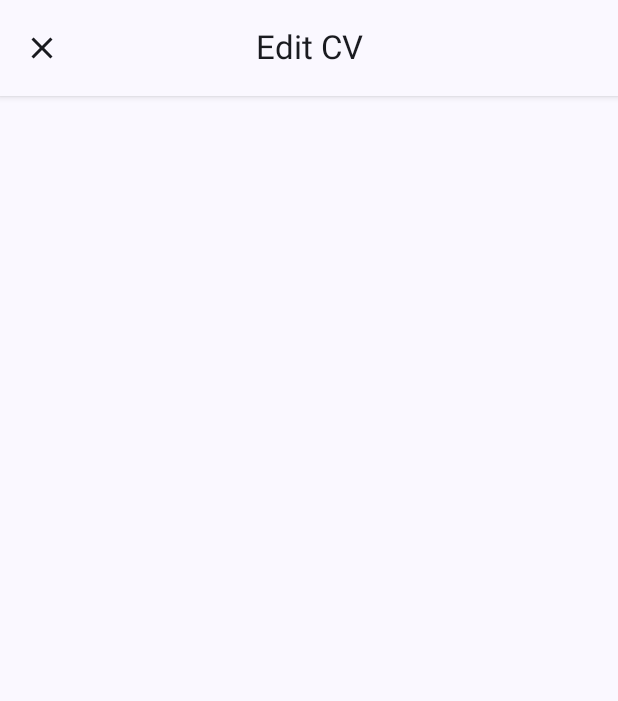
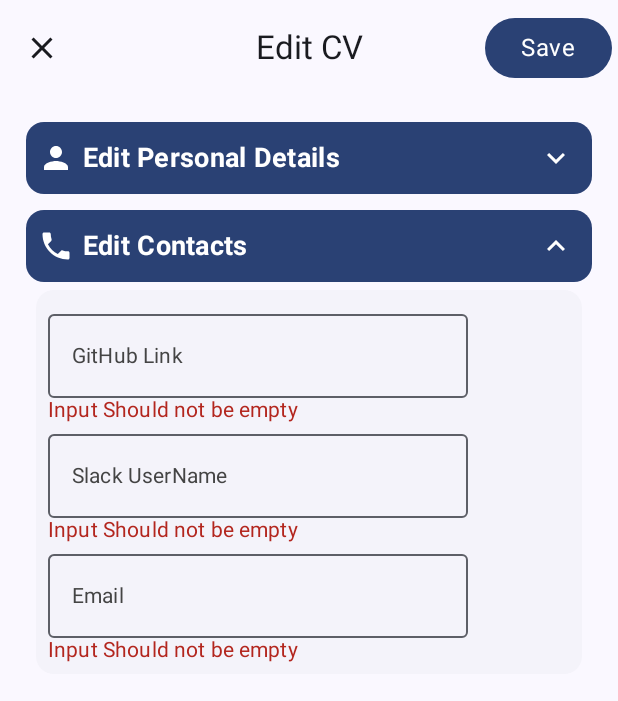
Before and after one commit to joykangangi/CVShowCase, an Android app built with Jetpack Compose: the composable EditCVScreen shown on its own in the app's theme, after a tap on "Close Icon", on a phone screen of 412 x 824 dp. Shown: the top 701 px of the screen. Run offline under Robolectric (Android 15) with nearby library versions, the phone set to English and light mode, and no system bars.

Commit message:
Implement EditCVScreen1

```diff
--- /dev/null
+++ b/app/src/main/java/com/jkangangi/cvshowcase/app/widgets/TextInput.kt
@@ -0,0 +1,38 @@
+package com.jkangangi.cvshowcase.app.widgets
+
+import androidx.compose.foundation.layout.Column
+import androidx.compose.material3.MaterialTheme
+import androidx.compose.material3.OutlinedTextField
+import androidx.compose.material3.Text
+import androidx.compose.runtime.Composable
+import androidx.compose.ui.Modifier
+import androidx.compose.ui.res.stringResource
+import com.jkangangi.cvshowcase.R
+
+@Composable
+fun TextInput(
+    modifier: Modifier = Modifier,
+    input: String,
+    onInputChange: (String) -> Unit,
+    txtLabel: String,
+) {
+    Column(
+        content = {
+            OutlinedTextField(
+                modifier = modifier,
+                value = input,
+                onValueChange = onInputChange,
+                textStyle = MaterialTheme.typography.bodyLarge,
+                label = { Text(text = txtLabel, style = MaterialTheme.typography.titleSmall) },
+            )
+
+            if (input.isEmpty()) {
+                Text(
+                    text = stringResource(id = R.string.input_err),
+                    style = MaterialTheme.typography.titleSmall,
+                    color = MaterialTheme.colorScheme.error
+                )
+            }
+        }
+    )
+}
--- a/app/src/main/java/com/jkangangi/cvshowcase/cv/CVState.kt
+++ b/app/src/main/java/com/jkangangi/cvshowcase/cv/CVState.kt
@@ -8,8 +8,8 @@ data class CVState(
     val jobRole: String = "",
     val bio: String = "",
     val contact: Contact = Contact(),
-    val techSkills: List<String> = emptyList(),
-    val softSkills: List<String> = emptyList(),
+    val techSkills: MutableList<String> = mutableListOf(),
+    val softSkills: MutableList<String> = mutableListOf(),
     val projects: List<CVBody> = emptyList(),
     val education: List<CVBody> = emptyList(),
     val volunteer: List<CVBody> = emptyList(),
@@ -21,6 +21,9 @@ data class Contact(
     val gitHub: String = "",
     val email: String = ""
 )
+/*data class Contact(
+    val name: String,
+)*/
 
 
 
--- a/app/src/main/java/com/jkangangi/cvshowcase/edit_cv/EditCVScreen.kt
+++ b/app/src/main/java/com/jkangangi/cvshowcase/edit_cv/EditCVScreen.kt
@@ -1,33 +1,169 @@
 package com.jkangangi.cvshowcase.edit_cv
 
 import androidx.compose.foundation.layout.Column
+import androidx.compose.foundation.layout.Row
 import androidx.compose.foundation.layout.padding
+import androidx.compose.material.icons.Icons
+import androidx.compose.material.icons.filled.Build
+import androidx.compose.material.icons.filled.Person
+import androidx.compose.material.icons.filled.Phone
 import androidx.compose.material3.Scaffold
-import androidx.compose.material3.Surface
 import androidx.compose.runtime.Composable
+import androidx.compose.ui.Alignment
 import androidx.compose.ui.Modifier
+import androidx.compose.ui.res.stringResource
+import androidx.compose.ui.tooling.preview.Preview
 import androidx.compose.ui.unit.dp
+import com.jkangangi.cvshowcase.R
+import com.jkangangi.cvshowcase.app.data.StartingCV
+import com.jkangangi.cvshowcase.app.theme.CVShowCaseTheme
+import com.jkangangi.cvshowcase.app.widgets.CVHeader
+import com.jkangangi.cvshowcase.app.widgets.TextInput
+import com.jkangangi.cvshowcase.cv.CVState
 
 @Composable
-fun EditCVScreen(modifier: Modifier, onClose: () -> Unit) {
+fun EditCVScreen(
+    modifier: Modifier = Modifier,
+    state: CVState,
+    updateCV: (CVState) -> Unit,
+    onSave: () -> Unit,
+) {
     Scaffold(
-        topBar = {
-            Surface(
-                shadowElevation = 3.dp,
+        topBar = { EditCVTopBar(onSave = onSave) },
+        content = { innerPadding ->
+            Column(
+                modifier = modifier
+                    .padding(innerPadding)
+                    .padding(12.dp),
                 content = {
-                    EditCVTopBar(onClose = onClose)
-                })
-        },
-        content = { innerPadding ->
-// todo personal det, professional, button, state class with values initially
+                    EditPersonalInfo(state = state, updateCV = updateCV)
+                    EditContact(state = state, updateCV = updateCV)
+
+                }
+            )
+        }
+    )
+}
+
+@Composable
+private fun EditPersonalInfo(
+    modifier: Modifier = Modifier,
+    state: CVState,
+    updateCV: (CVState) -> Unit,
+) {
+    CVHeader(
+        icon = Icons.Default.Person,
+        header = stringResource(id = R.string.edit_persono),
+        body = {
             Column(
-                modifier = modifier.padding(innerPadding),
+                modifier = modifier.padding(8.dp),
+                horizontalAlignment = Alignment.CenterHorizontally,
                 content = {
+                    TextInput(
+                        input = state.fullName,
+                        onInputChange = { updateCV(state.copy(fullName = it)) },
+                        txtLabel = "Full Name"
+                    )
+                    TextInput(
+                        input = state.jobRole,
+                        onInputChange = { updateCV(state.copy(jobRole = it)) },
+                        txtLabel = "Job Description"
+                    )
 
+                    TextInput(
+                        input = state.bio,
+                        onInputChange = { updateCV(state.copy(bio = it)) },
+                        txtLabel = "About Me"
+                    )
+
+                }
+            )
+        }
+    )
+}
+
+@Composable
+private fun EditContact(
+    modifier: Modifier = Modifier,
+    state: CVState,
+    updateCV: (CVState) -> Unit,
+) {
+    CVHeader(
+        icon = Icons.Default.Phone,
+        header = stringResource(id = R.string.edit_contacts),
+        body = {
+            Column(
+                modifier = modifier.padding(8.dp),
+                horizontalAlignment = Alignment.CenterHorizontally,
+                content = {
+                    TextInput(
+                        input = state.contact.gitHub,
+                        onInputChange = { updateCV(state.copy(contact = state.contact.copy(gitHub = it))) },
+                        txtLabel = "GitHub Link"
+                    )
+                    TextInput(
+                        input = state.contact.slackUserName,
+                        onInputChange = {
+                            updateCV(
+                                state.copy(
+                                    contact = state.contact.copy(slackUserName = it)
+                                )
+                            )
+                        },
+                        txtLabel = "Slack UserName"
+                    )
+
+                    TextInput(
+                        input = state.contact.email,
+                        onInputChange = {
+                            updateCV(
+                                state.copy(
+                                    contact = state.contact.copy(email = it)
+                                )
+                            )
+                        },
+                        txtLabel = "Email"
+                    )
+                }
+            )
+        }
+    )
+}
+
+@Composable
+private fun EditTechSkills(
+    modifier: Modifier = Modifier,
+    state: CVState,
+    updateCV: (CVState) -> Unit
+) {
+    CVHeader(
+        icon = Icons.Default.Build,
+        header = stringResource(id = R.string.edit_tech),
+        body = {
+            Column(
+                modifier = modifier.padding(5.dp),
+                content = {
+                    Row(
+                        modifier = modifier.padding(5.dp),
+                        content = {
+                            TextInput(input = "", onInputChange = {
+                                updateCV(state.copy(techSkills = state.techSkills.add(it)))
+                            }, txtLabel = "Skills")
+                        }
+                    )
                 }
             )
 
         }
     )
+}
+
+@Preview
+@Composable
+fun PrevEditScreen() {
+    CVShowCaseTheme {
+        val initialState = StartingCV.initialCVState
+        EditCVScreen(state = initialState, updateCV = { }, onSave = { })
+    }
 
 }
--- a/app/src/main/java/com/jkangangi/cvshowcase/edit_cv/EditCVTopBar.kt
+++ b/app/src/main/java/com/jkangangi/cvshowcase/edit_cv/EditCVTopBar.kt
@@ -2,19 +2,22 @@ package com.jkangangi.cvshowcase.edit_cv
 
 import androidx.compose.material.icons.Icons
 import androidx.compose.material.icons.filled.Close
+import androidx.compose.material3.Button
 import androidx.compose.material3.CenterAlignedTopAppBar
 import androidx.compose.material3.ExperimentalMaterial3Api
 import androidx.compose.material3.Icon
 import androidx.compose.material3.IconButton
+import androidx.compose.material3.MaterialTheme
 import androidx.compose.material3.Text
 import androidx.compose.runtime.Composable
+import androidx.compose.ui.Alignment
 import androidx.compose.ui.Modifier
 import androidx.compose.ui.res.stringResource
 import com.jkangangi.cvshowcase.R
 
 @OptIn(ExperimentalMaterial3Api::class)
 @Composable
-fun EditCVTopBar(modifier: Modifier = Modifier, onClose: () -> Unit) {
+fun EditCVTopBar(modifier: Modifier = Modifier, onSave: () -> Unit) {
 
     CenterAlignedTopAppBar(
         modifier = modifier,
@@ -25,7 +28,7 @@ fun EditCVTopBar(modifier: Modifier = Modifier, onClose: () -> Unit) {
         },
         navigationIcon = {
             IconButton(
-                onClick = { onClose() },
+                onClick = { onSave() },
                 content = {
                     Icon(
                         imageVector = Icons.Default.Close,
@@ -33,6 +36,18 @@ fun EditCVTopBar(modifier: Modifier = Modifier, onClose: () -> Unit) {
                     )
                 }
             )
+        },
+        actions = {
+            Button(
+                modifier = modifier.align(Alignment.CenterVertically),
+                onClick = onSave,
+                content = {
+                    Text(
+                        text = "Save",
+                        style = MaterialTheme.typography.bodyLarge
+                    )
+                }
+            )
         }
     )
 }
--- a/app/src/main/res/values/strings.xml
+++ b/app/src/main/res/values/strings.xml
@@ -11,4 +11,15 @@
     <string name="education">Education</string>
     <string name="certs">Certifications</string>
     <string name="volunteer">Volunteer</string>
+    <string name="input_err">Input Should not be empty</string>
+    <string name="personal_info">Personal Info</string>
+
+    <string name="edit_persono">Edit Personal Details</string>
+    <string name="edit_contacts">Edit Contacts</string>
+    <string name="edit_tech">Edit Technical Skills</string>
+    <string name="edit_soft">Edit Soft Skills</string>
+    <string name="edit_proj">Edit Project Details</string>
+    <string name="edit_edu">Edit School Details</string>
+    <string name="edit_volunteer">Edit Volunteer Details</string>
+    <string name="edit_cert">Edit Certifications</string>
 </resources>
```
Also changed, not shown: app/src/main/java/com/jkangangi/cvshowcase/MainActivity.kt (+21 -12 lines), app/src/main/java/com/jkangangi/cvshowcase/app/util/CVViewModel.kt (+31 -3 lines), app/src/main/java/com/jkangangi/cvshowcase/app/widgets/EditChip.kt (added, +38 -0 lines), app/src/main/java/com/jkangangi/cvshowcase/cv/CVScreen.kt (+16 -25 lines).
